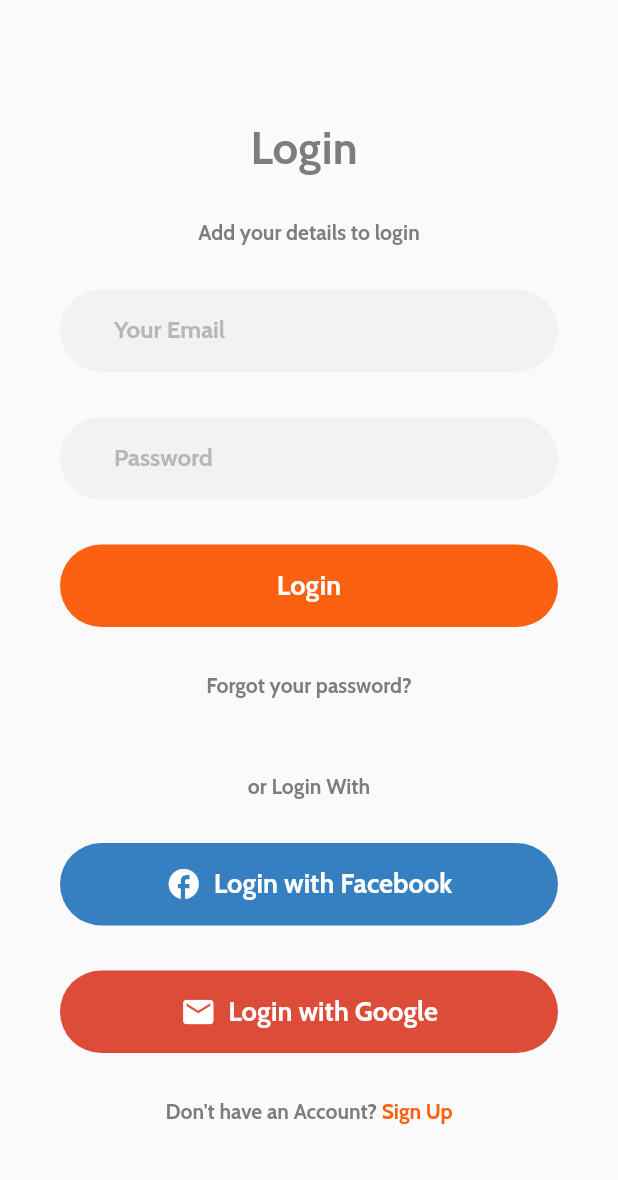
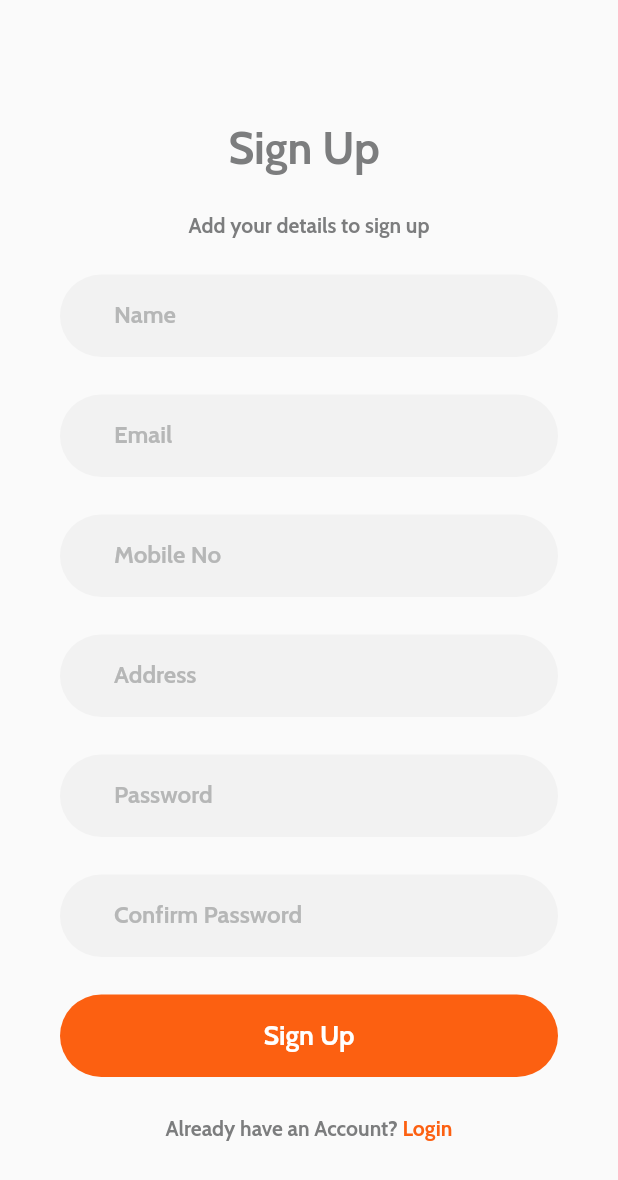
Before and after one commit to Luisfosp00/AppMonkeyE7, a Flutter app: the screen it shows after launch, on a phone screen of 412 x 824 dp. Shown: the top 1180 px of the screen. Run offline on Flutter 3.47's test engine with Material 2 defaults, Android fonts, the light colour scheme and no system bars.

Commit message:
Envio_1_Victor

```diff
--- a/lib/main.dart
+++ b/lib/main.dart
@@ -5,7 +5,7 @@ void main() {
   runApp(MaterialApp(
       debugShowCheckedModeBanner: false,
       title: 'Monkey Delivery',
-      initialRoute: '/log',
+      initialRoute: '/signup',
       routes: routes,
       theme: ThemeData(
           primaryColor: const Color.fromRGBO(252, 96, 17, 1.0),
--- /dev/null
+++ b/lib/src/pages/signup_page.dart
@@ -0,0 +1,211 @@
+//import 'dart:ffi';
+
+import 'package:flutter/material.dart';
+
+class SignPage extends StatelessWidget{
+  const SignPage({Key? key}): super(key: key);
+
+  @override
+  Widget build(BuildContext context) {
+    final double _height = MediaQuery.of(context).size.height;
+    return Scaffold(
+      body: Stack(
+        children: <Widget> [
+          Column(
+            children: <Widget>[
+              SizedBox(
+                height: _height *1.0,
+                width: double.infinity,
+                child: Column(
+                  children: <Widget>[
+                    Container(
+                    margin: const EdgeInsets.only(top:80.0),
+                    child:Wrap(
+                      alignment: WrapAlignment.center,
+                      children: const<Widget>[
+                      Text('Sign Up ',
+                        style: TextStyle(color: Color.fromRGBO(124, 125, 126, 1.0),
+                        fontSize: 30.0),
+                        ),
+                    ],
+                  )
+                  ),
+                  const SizedBox(height: 25.0,),
+                  Wrap(
+                    alignment: WrapAlignment.center,
+                    children: const<Widget>[
+                      Text('Add your details to sign up',
+                      style: TextStyle(color: Color.fromRGBO(124, 125, 126, 1.0)),
+                    )
+                  ],
+                  ),
+                  const SizedBox(height: 25.0,),
+                  Container(
+                    width: double.infinity,
+                    height: 55.0,
+                    margin: const EdgeInsets.only(left: 40.0, right:40.0 ),
+                    decoration: BoxDecoration(
+                      borderRadius: BorderRadius.circular(30),
+                      color: const Color.fromRGBO(242, 242, 242, 1.0)
+                    ),
+                    child:TextFormField(
+                      obscureText: true,
+                        keyboardType: TextInputType.text,
+                        decoration: const InputDecoration(
+                          border: InputBorder.none,
+                            labelText: '          Name',
+                            labelStyle: TextStyle(
+                              color:  Color.fromRGBO(182, 183, 183, 1.0)
+                            )
+                        ),
+                    ),
+                  ),
+                  const SizedBox(height: 25.0,),
+                  Container(
+                    width: double.infinity,
+                    height: 55.0,
+                    margin: const EdgeInsets.only(left: 40.0, right:40.0 ),
+                    decoration: BoxDecoration(
+                      borderRadius: BorderRadius.circular(30),
+                      color: const Color.fromRGBO(242, 242, 242, 1.0)
+                    ),
+                    child:TextFormField(
+                      obscureText: true,
+                        keyboardType: TextInputType.text,
+                        decoration: const InputDecoration(
+                          border: InputBorder.none,
+                            labelText: '          Email',
+                            labelStyle: TextStyle(
+                              color:  Color.fromRGBO(182, 183, 183, 1.0)
+                            )
+                        ),
+                    ),
+                  ),
+                  const SizedBox(height: 25.0,),
+                  Container(
+                    width: double.infinity,
+                    height: 55.0,
+                    margin: const EdgeInsets.only(left: 40.0, right:40.0 ),
+                    decoration: BoxDecoration(
+                      borderRadius: BorderRadius.circular(30),
+                      color: const Color.fromRGBO(242, 242, 242, 1.0)
+                    ),
+                    child:TextFormField(
+                      obscureText: true,
+                        keyboardType: TextInputType.text,
+                        decoration: const InputDecoration(
+                          border: InputBorder.none,
+                            labelText: '          Mobile No',
+                            labelStyle: TextStyle(
+                              color:  Color.fromRGBO(182, 183, 183, 1.0)
+                            )
+                        ),
+                    ),
+                  ),
+                  const SizedBox(height: 25.0,),
+                  Container(
+                    width: double.infinity,
+                    height: 55.0,
+                    margin: const EdgeInsets.only(left: 40.0, right:40.0 ),
+                    decoration: BoxDecoration(
+                      borderRadius: BorderRadius.circular(30),
+                      color: const Color.fromRGBO(242, 242, 242, 1.0)
+                    ),
+                    child:TextFormField(
+                      obscureText: true,
+                        keyboardType: TextInputType.text,
+                        decoration: const InputDecoration(
+                          border: InputBorder.none,
+                            labelText: '          Address',
+                            labelStyle: TextStyle(
+                              color:  Color.fromRGBO(182, 183, 183, 1.0)
+                            )
+                        ),
+                    ),
+                  ),
+                  const SizedBox(height: 25.0,),
+                  Container(
+                    width: double.infinity,
+                    height: 55.0,
+                    margin: const EdgeInsets.only(left: 40.0, right:40.0 ),
+                    decoration: BoxDecoration(
+                      borderRadius: BorderRadius.circular(30),
+                      color: const Color.fromRGBO(242, 242, 242, 1.0)
+                    ),
+                    child:TextFormField(
+                      obscureText: true,
+                        keyboardType: TextInputType.text,
+                        decoration: const InputDecoration(
+                          border: InputBorder.none,
+                            labelText: '          Password',
+                            labelStyle: TextStyle(
+                              color:  Color.fromRGBO(182, 183, 183, 1.0)
+                            )
+                        ),
+                    ),
+                  ),
+                  const SizedBox(height: 25.0,),
+                  Container(
+                    width: double.infinity,
+                    height: 55.0,
+                    margin: const EdgeInsets.only(left: 40.0, right:40.0 ),
+                    decoration: BoxDecoration(
+                      borderRadius: BorderRadius.circular(30),
+                      color: const Color.fromRGBO(242, 242, 242, 1.0)
+                    ),
+                    child:TextFormField(
+                      obscureText: true,
+                        keyboardType: TextInputType.text,
+                        decoration: const InputDecoration(
+                          border: InputBorder.none,
+                            labelText: '          Confirm Password',
+                            labelStyle: TextStyle(
+                              color:  Color.fromRGBO(182, 183, 183, 1.0)
+                            )
+                        ),
+                    ),
+                  ),
+                  const SizedBox(height: 25.0,),
+                  Container(
+                    width: double.infinity,
+                    height: 55.0,
+                    margin: const EdgeInsets.only(left: 40.0, right:40.0 ),
+                    decoration: BoxDecoration(
+                      borderRadius: BorderRadius.circular(30),
+                      color: Theme.of(context).primaryColor
+                    ),
+                    child:const TextButton(
+                      onPressed: null,
+                      child: Text('Sign Up',
+                        style: TextStyle(
+                           fontSize: 18,
+                            color: Colors.white,
+                            //fontWeight: FontWeight.bold
+                         ),
+                      ),
+                    ),
+                  ),
+                  const SizedBox(height: 25.0,),
+                  Wrap(
+                    alignment: WrapAlignment.center,
+                    children: const<Widget>[
+                      Text("Already have an Account?",
+                      style: TextStyle(color: Color.fromRGBO(124, 125, 126, 1.0)),
+                    ),
+                    Text(' Login',
+                      style: TextStyle(color:  Color.fromRGBO(252, 96, 17, 1.0)),
+                    )
+                  ],
+                  ),
+
+                  ],
+                ),
+              )
+            ],
+          )
+        ],
+      ),
+    );
+  }
+
+}
--- a/lib/src/routes/routes.dart
+++ b/lib/src/routes/routes.dart
@@ -1,4 +1,5 @@
 import 'package:appmonkeyequipo7/src/pages/log_page.dart';
+import 'package:appmonkeyequipo7/src/pages/signup_page.dart';
 import 'package:flutter/material.dart';
 import 'package:appmonkeyequipo7/src/pages/login_page.dart';
 import 'package:appmonkeyequipo7/src/pages/home_page.dart';
@@ -8,4 +9,5 @@ final routes=<String, WidgetBuilder>{
   '/': (BuildContext context)=> const HomePage(),
   '/login': (BuildContext context) => const LoginPage(),
   '/log': (BuildContext context) => const LogPage(),
+  '/signup': (BuildContext context) => const SignPage(),
 };
```
